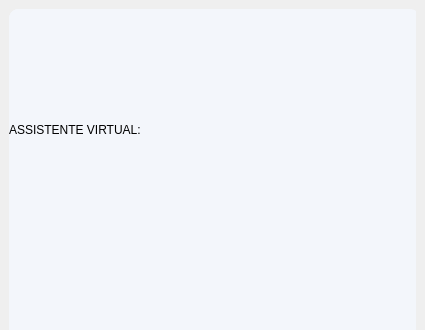
Before: the Qt Designer form TELA_PRINCIPAL.ui in carloscelestino1/assistenteVirtual, drawn with Qt 5; both pictures show x 0 to 425 and y 0 to 330 of the 425 by 600 pixel window.
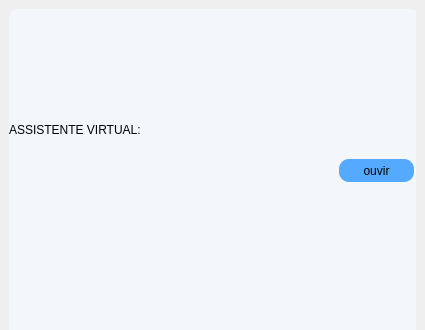
After: the same form once the commit is applied. Icons and pictures are not drawn.

What changed in the file:
```diff
--- a/TELA_PRINCIPAL.ui
+++ b/TELA_PRINCIPAL.ui
@@ -216,6 +216,22 @@
             <normaloff>:/sources/arrow-34-24.ico</normaloff>:/sources/arrow-34-24.ico</iconset>
           </property>
          </widget>
+         <widget class="QPushButton" name="pushButton_3">
+          <property name="geometry">
+           <rect>
+            <x>330</x>
+            <y>150</y>
+            <width>75</width>
+            <height>23</height>
+           </rect>
+          </property>
+          <property name="styleSheet">
+           <string notr="true">background-color: rgb(85, 170, 255);</string>
+          </property>
+          <property name="text">
+           <string>ouvir</string>
+          </property>
+         </widget>
         </widget>
        </widget>
       </item>
```
